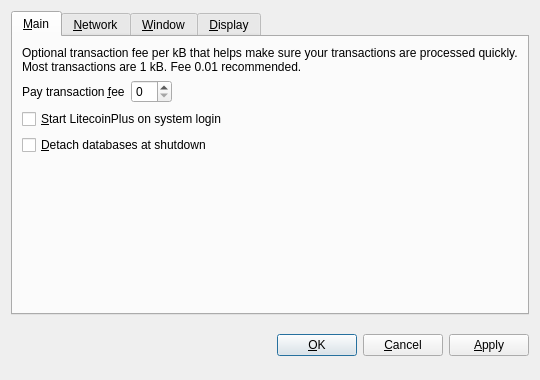
Before: the Qt Designer form src/qt/forms/optionsdialog.ui in Crypto-Currency/LitecoinPlus, drawn with Qt 5.
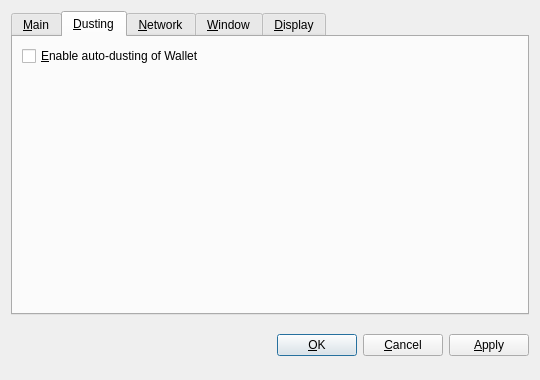
After: the same form once the commit is applied. The open tabs and pages were chosen to show the change. Custom widgets are drawn as their Qt base class.

What changed in the file:
```diff
--- a/src/qt/forms/optionsdialog.ui
+++ b/src/qt/forms/optionsdialog.ui
@@ -111,6 +111,36 @@
        </item>
       </layout>
      </widget>
+     <widget class="QWidget" name="tabDusting">
+      <attribute name="title">
+       <string>&amp;Dusting</string>
+      </attribute>
+      <layout class="QVBoxLayout" name="verticalLayout_Window">
+       <item>
+        <widget class="QCheckBox" name="enableAutoDusting">
+         <property name="toolTip">
+          <string>When you enable this functionality, and the wallet is staking the system will automatically run Dusting Control at the indicated period, to ensure that all blocks are packed into one. When this function is enabled, you don't need to manually use Coin Control functions, the wallet software does this automatically for you.</string>
+         </property>
+         <property name="text">
+          <string>&amp;Enable auto-dusting of Wallet</string>
+         </property>
+        </widget>
+       </item>
+       <item>
+        <spacer name="verticalSpacer_Dusting">
+         <property name="orientation">
+          <enum>Qt::Vertical</enum>
+         </property>
+         <property name="sizeHint" stdset="0">
+          <size>
+           <width>20</width>
+           <height>40</height>
+          </size>
+         </property>
+        </spacer>
+       </item>
+      </layout>
+     </widget>
      <widget class="QWidget" name="tabNetwork">
       <attribute name="title">
        <string>&amp;Network</string>
```
